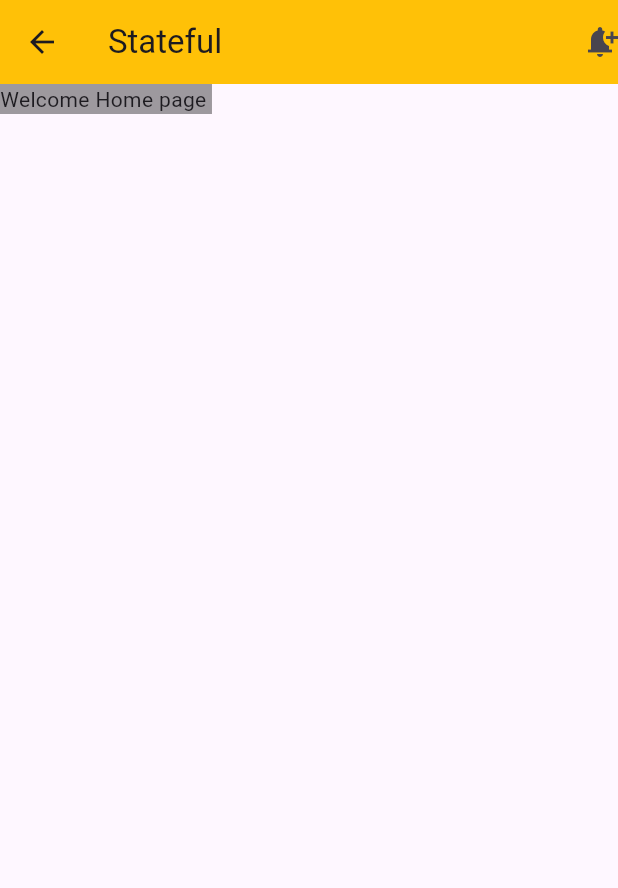
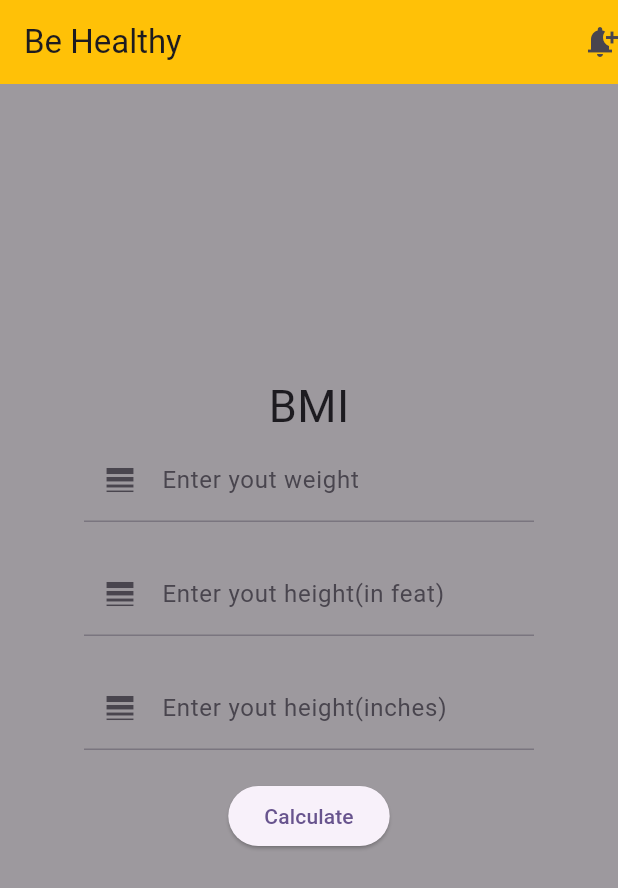
Before and after one commit to nano-rayhan/Flutter-App-Dev-Practice-, a Flutter app: the MyHomePage screen opened directly, on a phone screen of 412 x 824 dp. Shown: the top 888 px of the screen. Run offline on Flutter 3.47's test engine with Material 3 defaults, Android fonts, the phone set to English and light mode, and no system bars; our stand-ins replace font_awesome_flutter.

Commit message:
BMI For Health

```diff
--- a/lib/main.dart
+++ b/lib/main.dart
@@ -37,15 +37,21 @@ class MyHomePage extends StatefulWidget{
 
 
 class MyHomeState extends State<MyHomePage>{
+  var wt = TextEditingController();
   var count = 0;
-  var no1Controller = TextEditingController();
-  var no2Controller = TextEditingController();
+
+  RangeValues values = RangeValues(0, 1);
+  var ft = TextEditingController();
+  var inch = TextEditingController();
   var result = "";
+  var bgColo = Colors.black38;
   @override
   Widget build(BuildContext context) {
+
+    RangeLabels labels = RangeLabels(values.start.toString(), values.end.toString());
     return Scaffold (
       appBar: AppBar(
-        title: Text("Stateful"),
+        title: Text("Be Healthy"),
         backgroundColor: Colors.amber,
         actions: [
           Stack(children: [
@@ -60,8 +66,86 @@ class MyHomeState extends State<MyHomePage>{
 
 
     body: Container(
-      color: Colors.black38,
-      child: Text("Welcome Home page "),
+      color: bgColo,
+      child: Center(
+
+      child: Container(
+      width: 300,
+      child: Column(
+        mainAxisAlignment: MainAxisAlignment.center,
+      children: [
+        Text("BMI", style: TextStyle(fontSize: 30),),
+        TextField(
+          controller: wt,
+          decoration: InputDecoration(
+            label: Text('Enter yout weight'),
+            prefixIcon: Icon(Icons.line_weight),
+          ),
+          keyboardType: TextInputType.number,
+        ),
+        SizedBox(height: 20,),
+        TextField(
+          controller: ft,
+          decoration: InputDecoration(
+            label: Text('Enter yout height(in feat)'),
+            prefixIcon: Icon(Icons.line_weight),
+          ),
+          keyboardType: TextInputType.number,
+        ),
+        SizedBox(height: 20,),
+        TextField(
+          controller: inch,
+          decoration: InputDecoration(
+            label: Text('Enter yout height(inches)'),
+            prefixIcon: Icon(Icons.line_weight),
+          ),
+          keyboardType: TextInputType.number,
+        ),
+        SizedBox(height:  20,),
+        ElevatedButton(onPressed: (){
+          var w = wt.text.toString();
+          var f= ft.text.toString();
+          var i = inch.text.toString();
+
+          if(w != null && f!= null && i != null){
+            var iw = int.parse(w);
+            var ih = int.parse(f);
+            var ii = int.parse(i);
+
+            var tinch  = (ih*12) + ii;
+            var tcm = tinch*2.54;
+            var tm = tcm/100;
+
+            var bmi = iw/(tm*tm);
+            var msg = "";
+            if(bmi>25){
+              msg = "You are OverWeight!";
+              bgColo = Colors.red;
+            }
+            else if(bmi<18){
+              msg = "You are underWeight!";
+              bgColo = Colors.blue;
+            }
+            else{
+              msg = "you are Healthy!";
+              bgColo = Colors.green;
+            }
+
+           setState(() {
+              result = "$msg \n Your BMI is: ${bmi.toStringAsFixed(2)}";
+           });
+          }
+          else{
+            setState(() {
+              result = "Please fill all the ";
+            });
+          }
+        }, child: Text("Calculate")),
+        SizedBox(height: 20,),
+        Text(result, style: TextStyle(fontSize: 30),)
+    ],),
+    )
+    )
     )
     );
   }
--- a/lib/splashScreen.dart
+++ b/lib/splashScreen.dart
@@ -2,6 +2,7 @@ import 'dart:async';
 
 import 'package:flutter/material.dart';
 import 'package:my_apps/introPage.dart';
+import 'package:my_apps/main.dart';
 
 class splashscreen extends StatefulWidget
 {
@@ -17,7 +18,7 @@ class _SplashscreenState extends State<splashscreen>{
     super.initState();
     Timer(Duration(seconds: 5), (){
       Navigator.pushReplacement(context,
-      MaterialPageRoute(builder: (context) => Intropage()));
+      MaterialPageRoute(builder: (context) => MyHomePage()));
     });
   }
   @override
```
Also changed, not shown: lib/introPage.dart (+15 -6 lines).
